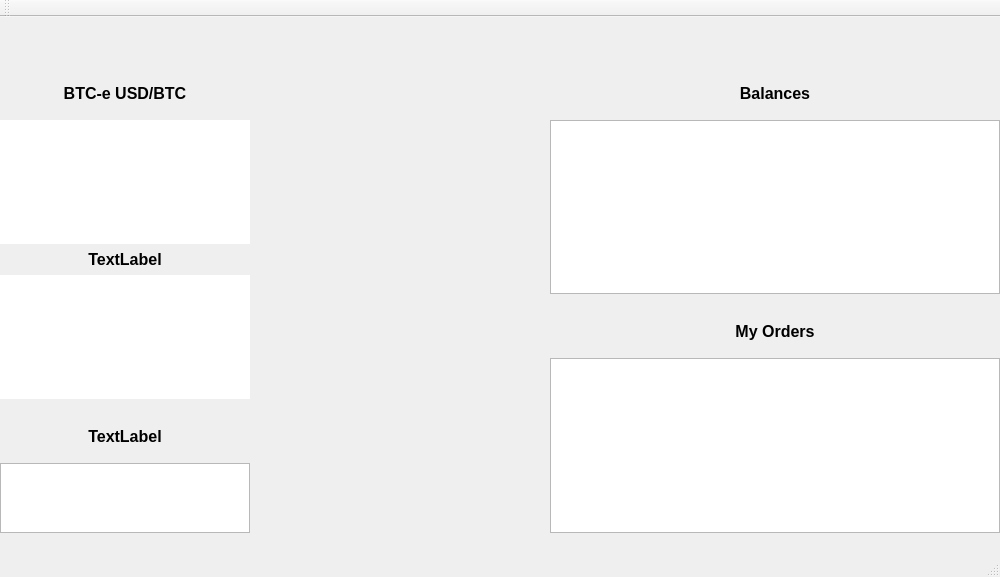
MuesliReep/TradeDeck, file src/mainwindow.ui: the form before one commit.
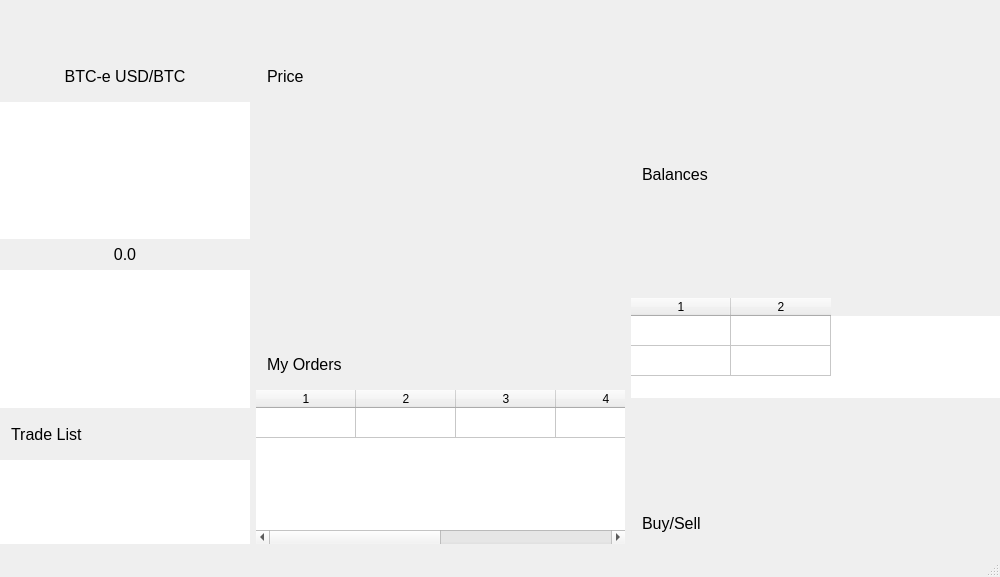
The form after the commit. Custom widgets are drawn as their Qt base class.

Commit message: Changed UI to a darker colour

```diff
--- a/src/mainwindow.ui
+++ b/src/mainwindow.ui
@@ -77,8 +77,23 @@
            <property name="rightMargin">
             <number>0</number>
            </property>
+           <property name="bottomMargin">
+            <number>0</number>
+           </property>
            <item>
             <widget class="QWidget" name="tradeDepthWidgetHeader" native="true">
+             <property name="minimumSize">
+              <size>
+               <width>0</width>
+               <height>40</height>
+              </size>
+             </property>
+             <property name="maximumSize">
+              <size>
+               <width>16777215</width>
+               <height>40</height>
+              </size>
+             </property>
              <property name="autoFillBackground">
               <bool>true</bool>
              </property>
@@ -88,8 +103,8 @@
                 <property name="font">
                  <font>
                   <pointsize>12</pointsize>
-                  <weight>75</weight>
-                  <bold>true</bold>
+                  <weight>50</weight>
+                  <bold>false</bold>
                  </font>
                 </property>
                 <property name="autoFillBackground">
@@ -145,12 +160,12 @@
              <property name="font">
               <font>
                <pointsize>12</pointsize>
-               <weight>75</weight>
-               <bold>true</bold>
+               <weight>50</weight>
+               <bold>false</bold>
               </font>
              </property>
              <property name="text">
-              <string>TextLabel</string>
+              <string>0.0</string>
              </property>
              <property name="alignment">
               <set>Qt::AlignCenter</set>
@@ -203,8 +218,23 @@
            <property name="rightMargin">
             <number>0</number>
            </property>
+           <property name="bottomMargin">
+            <number>0</number>
+           </property>
            <item>
             <widget class="QWidget" name="tradesWidgetHeader" native="true">
+             <property name="minimumSize">
+              <size>
+               <width>0</width>
+               <height>40</height>
+              </size>
+             </property>
+             <property name="maximumSize">
+              <size>
+               <width>16777215</width>
+               <height>40</height>
+              </size>
+             </property>
              <property name="autoFillBackground">
               <bool>true</bool>
              </property>
@@ -214,15 +244,15 @@
                 <property name="font">
                  <font>
                   <pointsize>12</pointsize>
-                  <weight>75</weight>
-                  <bold>true</bold>
+                  <weight>50</weight>
+                  <bold>false</bold>
                  </font>
                 </property>
                 <property name="text">
-                 <string>TextLabel</string>
+                 <string>Trade List</string>
                 </property>
                 <property name="alignment">
-                 <set>Qt::AlignCenter</set>
+                 <set>Qt::AlignLeading|Qt::AlignLeft|Qt::AlignVCenter</set>
                 </property>
                </widget>
               </item>
@@ -237,6 +267,15 @@
                <height>16777215</height>
               </size>
              </property>
+             <property name="frameShape">
+              <enum>QFrame::NoFrame</enum>
+             </property>
+             <property name="editTriggers">
+              <set>QAbstractItemView::NoEditTriggers</set>
+             </property>
+             <property name="showDropIndicator" stdset="0">
+              <bool>false</bool>
+             </property>
             </widget>
            </item>
           </layout>
@@ -247,16 +286,168 @@
       <item>
        <layout class="QVBoxLayout" name="verticalLayoutCenter">
         <item>
-         <widget class="QCustomPlot" name="tradePlot" native="true"/>
+         <widget class="QWidget" name="priceChartWidget" native="true">
+          <property name="autoFillBackground">
+           <bool>true</bool>
+          </property>
+          <layout class="QVBoxLayout" name="verticalLayoutPriceChart">
+           <property name="leftMargin">
+            <number>0</number>
+           </property>
+           <property name="topMargin">
+            <number>0</number>
+           </property>
+           <property name="rightMargin">
+            <number>0</number>
+           </property>
+           <property name="bottomMargin">
+            <number>0</number>
+           </property>
+           <item>
+            <widget class="QWidget" name="priceChartWidgetHeader" native="true">
+             <property name="minimumSize">
+              <size>
+               <width>0</width>
+               <height>40</height>
+              </size>
+             </property>
+             <property name="maximumSize">
+              <size>
+               <width>16777215</width>
+               <height>40</height>
+              </size>
+             </property>
+             <property name="autoFillBackground">
+              <bool>true</bool>
+             </property>
+             <layout class="QVBoxLayout" name="verticalLayoutPriceChartHeader">
+              <item>
+               <widget class="QLabel" name="labelPriceChartHeader">
+                <property name="font">
+                 <font>
+                  <pointsize>12</pointsize>
+                  <weight>50</weight>
+                  <bold>false</bold>
+                 </font>
+                </property>
+                <property name="text">
+                 <string>Price</string>
+                </property>
+                <property name="alignment">
+                 <set>Qt::AlignLeading|Qt::AlignLeft|Qt::AlignVCenter</set>
+                </property>
+               </widget>
+              </item>
+             </layout>
+            </widget>
+           </item>
+           <item>
+            <widget class="QCustomPlot" name="tradePlot" native="true"/>
+           </item>
+          </layout>
+         </widget>
         </item>
         <item>
-         <widget class="QCustomPlot" name="volumePlot" native="true">
+         <widget class="QWidget" name="ordersWidget" native="true">
           <property name="maximumSize">
            <size>
             <width>16777215</width>
-            <height>125</height>
+            <height>200</height>
            </size>
           </property>
+          <property name="autoFillBackground">
+           <bool>true</bool>
+          </property>
+          <layout class="QVBoxLayout" name="verticalLayoutBalances">
+           <property name="leftMargin">
+            <number>0</number>
+           </property>
+           <property name="topMargin">
+            <number>0</number>
+           </property>
+           <property name="rightMargin">
+            <number>0</number>
+           </property>
+           <property name="bottomMargin">
+            <number>0</number>
+           </property>
+           <item>
+            <widget class="QWidget" name="ordersWidgetHeader" native="true">
+             <property name="minimumSize">
+              <size>
+               <width>0</width>
+               <height>40</height>
+              </size>
+             </property>
+             <property name="maximumSize">
+              <size>
+               <width>16777215</width>
+               <height>40</height>
+              </size>
+             </property>
+             <property name="autoFillBackground">
+              <bool>true</bool>
+             </property>
+             <layout class="QVBoxLayout" name="verticalLayoutOrdersHeader">
+              <item>
+               <widget class="QLabel" name="labelLastOrdersHeader">
+                <property name="font">
+                 <font>
+                  <pointsize>12</pointsize>
+                  <weight>50</weight>
+                  <bold>false</bold>
+                 </font>
+                </property>
+                <property name="text">
+                 <string>My Orders</string>
+                </property>
+                <property name="alignment">
+                 <set>Qt::AlignLeading|Qt::AlignLeft|Qt::AlignVCenter</set>
+                </property>
+               </widget>
+              </item>
+             </layout>
+            </widget>
+           </item>
+           <item>
+            <widget class="QTableWidget" name="tableWidgetOrders">
+             <property name="frameShape">
+              <enum>QFrame::NoFrame</enum>
+             </property>
+             <property name="editTriggers">
+              <set>QAbstractItemView::NoEditTriggers</set>
+             </property>
+             <property name="showDropIndicator" stdset="0">
+              <bool>false</bool>
+             </property>
+             <property name="selectionMode">
+              <enum>QAbstractItemView::NoSelection</enum>
+             </property>
+             <property name="selectionBehavior">
+              <enum>QAbstractItemView::SelectRows</enum>
+             </property>
+             <property name="cornerButtonEnabled">
+              <bool>true</bool>
+             </property>
+             <property name="rowCount">
+              <number>1</number>
+             </property>
+             <property name="columnCount">
+              <number>6</number>
+             </property>
+             <attribute name="verticalHeaderVisible">
+              <bool>false</bool>
+             </attribute>
+             <row/>
+             <column/>
+             <column/>
+             <column/>
+             <column/>
+             <column/>
+             <column/>
+            </widget>
+           </item>
+          </layout>
          </widget>
         </item>
        </layout>
@@ -265,9 +456,21 @@
        <layout class="QVBoxLayout" name="verticalLayoutRight">
         <item>
          <widget class="QWidget" name="balancesWidget" native="true">
+          <property name="sizePolicy">
+           <sizepolicy hsizetype="Preferred" vsizetype="Minimum">
+            <horstretch>0</horstretch>
+            <verstretch>0</verstretch>
+           </sizepolicy>
+          </property>
+          <property name="minimumSize">
+           <size>
+            <width>350</width>
+            <height>0</height>
+           </size>
+          </property>
           <property name="maximumSize">
            <size>
-            <width>450</width>
+            <width>400</width>
             <height>16777215</height>
            </size>
           </property>
@@ -284,8 +487,23 @@
            <property name="rightMargin">
             <number>0</number>
            </property>
+           <property name="bottomMargin">
+            <number>0</number>
+           </property>
            <item>
             <widget class="QWidget" name="balancesWidgetHeader" native="true">
+             <property name="minimumSize">
+              <size>
+               <width>0</width>
+               <height>40</height>
+              </size>
+             </property>
+             <property name="maximumSize">
+              <size>
+               <width>16777215</width>
+               <height>40</height>
+              </size>
+             </property>
              <property name="autoFillBackground">
               <bool>true</bool>
              </property>
@@ -295,15 +513,15 @@
                 <property name="font">
                  <font>
                   <pointsize>12</pointsize>
-                  <weight>75</weight>
-                  <bold>true</bold>
+                  <weight>50</weight>
+                  <bold>false</bold>
                  </font>
                 </property>
                 <property name="text">
                  <string>Balances</string>
                 </property>
                 <property name="alignment">
-                 <set>Qt::AlignCenter</set>
+                 <set>Qt::AlignLeading|Qt::AlignLeft|Qt::AlignVCenter</set>
                 </property>
                </widget>
               </item>
@@ -311,30 +529,46 @@
             </widget>
            </item>
            <item>
-            <widget class="QTableView" name="tableViewBalances">
+            <widget class="QTableWidget" name="tableWidgetBalances">
+             <property name="minimumSize">
+              <size>
+               <width>0</width>
+               <height>100</height>
+              </size>
+             </property>
              <property name="maximumSize">
               <size>
                <width>16777215</width>
-               <height>200</height>
+               <height>100</height>
               </size>
              </property>
+             <property name="frameShape">
+              <enum>QFrame::NoFrame</enum>
+             </property>
+             <property name="rowCount">
+              <number>2</number>
+             </property>
+             <property name="columnCount">
+              <number>2</number>
+             </property>
+             <attribute name="verticalHeaderVisible">
+              <bool>false</bool>
+             </attribute>
+             <row/>
+             <row/>
+             <column/>
+             <column/>
             </widget>
            </item>
           </layout>
          </widget>
         </item>
         <item>
-         <widget class="QWidget" name="ordersWidget" native="true">
-          <property name="maximumSize">
-           <size>
-            <width>450</width>
-            <height>16777215</height>
-           </size>
-          </property>
+         <widget class="QWidget" name="buySellWidget" native="true">
           <property name="autoFillBackground">
            <bool>true</bool>
           </property>
-          <layout class="QVBoxLayout" name="verticalLayoutBalances">
+          <layout class="QVBoxLayout" name="verticalLayoutBuySell">
            <property name="leftMargin">
             <number>0</number>
            </property>
@@ -344,35 +578,35 @@
            <property name="rightMargin">
             <number>0</number>
            </property>
+           <property name="bottomMargin">
+            <number>0</number>
+           </property>
            <item>
-            <widget class="QWidget" name="ordersWidgetHeader" native="true">
+            <widget class="QWidget" name="buySellWidgetHeader" native="true">
              <property name="autoFillBackground">
               <bool>true</bool>
              </property>
-             <layout class="QVBoxLayout" name="verticalLayoutOrdersHeader">
+             <layout class="QVBoxLayout" name="verticalLayoutBuySellHeader">
               <item>
-               <widget class="QLabel" name="labelLastOrdersHeader">
+               <widget class="QLabel" name="labelBuySellHeader">
                 <property name="font">
                  <font>
                   <pointsize>12</pointsize>
-                  <weight>75</weight>
-                  <bold>true</bold>
+                  <weight>50</weight>
+                  <bold>false</bold>
                  </font>
                 </property>
                 <property name="text">
-                 <string>My Orders</string>
+                 <string>Buy/Sell</string>
                 </property>
                 <property name="alignment">
-                 <set>Qt::AlignCenter</set>
+                 <set>Qt::AlignLeading|Qt::AlignLeft|Qt::AlignVCenter</set>
                 </property>
                </widget>
               </item>
              </layout>
             </widget>
            </item>
-           <item>
-            <widget class="QTableView" name="tableViewOrders"/>
-           </item>
           </layout>
          </widget>
         </item>
@@ -382,14 +616,6 @@
     </item>
    </layout>
   </widget>
-  <widget class="QToolBar" name="mainToolBar">
-   <attribute name="toolBarArea">
-    <enum>TopToolBarArea</enum>
-   </attribute>
-   <attribute name="toolBarBreak">
-    <bool>false</bool>
-   </attribute>
-  </widget>
   <widget class="QStatusBar" name="statusBar"/>
  </widget>
  <layoutdefault spacing="6" margin="11"/>
```
The commit also changes 7 other files.
